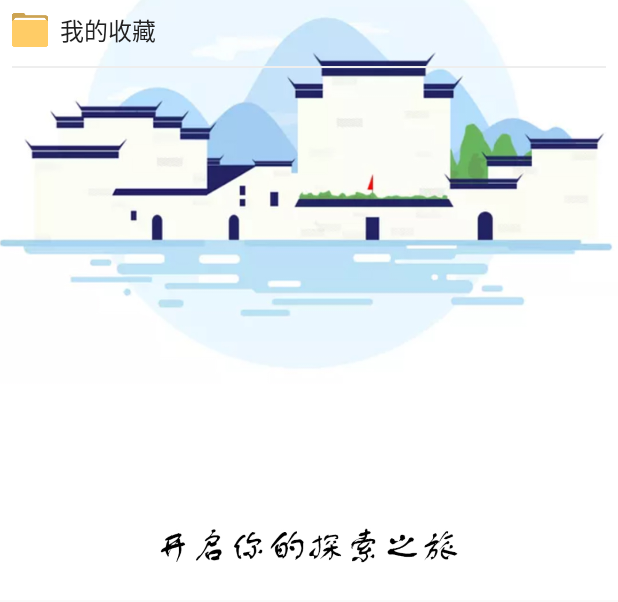
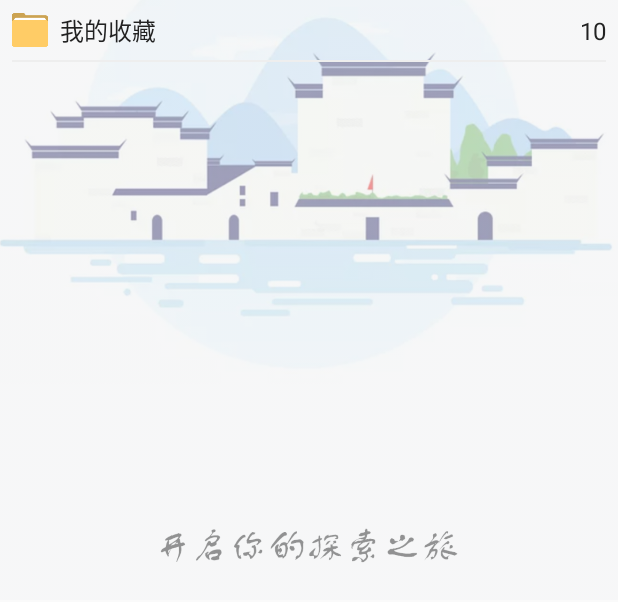
Before and after one commit to GizFei/Museum, an Android app: the layout collection_bottom_sheet.xml on its own in the app's theme, with its tools: preview values and no code run, on a phone screen of 412 x 824 dp. Shown: the top 602 px of the screen. Run offline under Robolectric (Android 15) with nearby library versions, the phone set to English and light mode, and no system bars.

Commit message:
修复一些Bug。

```diff
--- a/app/src/main/java/com/giz/museum/InfoFragment.java
+++ b/app/src/main/java/com/giz/museum/InfoFragment.java
@@ -150,8 +150,10 @@ public class InfoFragment extends Fragment {
 
     private void initNewsCard(List<MuseumNews> museumNews){
         LinearLayout newsContainer = mNewsCard.findViewById(R.id.news_container);
-        if(museumNews == null)
+        if(museumNews == null){
+            mMuseumProgress.setVisibility(View.GONE);
             return;
+        }
         for(int i = 0; i < museumNews.size(); i++){
             View view = LayoutInflater.from(getActivity()).inflate(R.layout.card_item_news, null);
             final MuseumNews news = museumNews.get(i);
@@ -218,7 +220,6 @@ public class InfoFragment extends Fragment {
                 }
                 return museumAOrs;
             }catch (Exception e){
-                mMuseumProgress.setVisibility(View.GONE);
                 e.printStackTrace();
             }
             return null;
@@ -246,7 +247,6 @@ public class InfoFragment extends Fragment {
                 }
                 return museumNews;
             }catch (Exception e){
-                mMuseumProgress.setVisibility(View.GONE);
                 e.printStackTrace();
             }
             return null;
--- a/app/src/main/res/layout/collection_bottom_sheet.xml
+++ b/app/src/main/res/layout/collection_bottom_sheet.xml
@@ -14,6 +14,7 @@
         android:layout_height="match_parent"
         android:contentDescription="@string/image_description"
         android:scaleType="centerCrop"
+        android:alpha="0.4"
         android:src="@drawable/splash_bg"/>
 
     <ImageView
@@ -39,11 +40,24 @@
         app:layout_constraintTop_toTopOf="@id/collection_img"
         app:layout_constraintBottom_toBottomOf="@id/collection_img"/>
 
+    <TextView
+        android:id="@+id/collection_num"
+        android:layout_width="wrap_content"
+        android:layout_height="wrap_content"
+        android:layout_marginStart="@dimen/normalize_margin"
+        android:text="10"
+        android:layout_marginEnd="@dimen/normalize_margin"
+        android:textSize="16sp"
+        android:textColor="@color/black"
+        app:layout_constraintTop_toTopOf="@id/collection_img"
+        app:layout_constraintEnd_toEndOf="parent"
+        app:layout_constraintBottom_toBottomOf="@id/collection_img"/>
+
     <View
         android:layout_width="match_parent"
         android:layout_height="1dp"
         android:background="@color/gray"
-        android:layout_marginTop="12dp"
+        android:layout_marginTop="@dimen/normalize_margin"
         android:layout_marginStart="@dimen/normalize_margin"
         android:layout_marginEnd="@dimen/normalize_margin"
         app:layout_constraintTop_toBottomOf="@id/collection_img"/>
@@ -55,7 +69,7 @@
         android:layout_marginTop="@dimen/normalize_margin"
         android:layout_marginStart="@dimen/normalize_margin"
         android:paddingTop="@dimen/normalize_padding"
-        android:paddingBottom="@dimen/normalize_padding"
+        android:paddingBottom="40dp"
         android:layout_marginEnd="@dimen/normalize_margin"
         app:layout_constraintStart_toStartOf="parent"
         app:layout_constraintEnd_toEndOf="parent"
```
Also changed, not shown: app/src/main/java/com/giz/customize/CollectionBottomSheetFragment.java (+14 -7 lines), app/src/main/java/com/giz/customize/PopupMenu.java (+5 -2 lines), app/src/main/java/com/giz/museum/MuseumActivity.java (+12 -5 lines), app/src/main/java/com/giz/museum/MuseumListActivity.java (+15 -6 lines).
